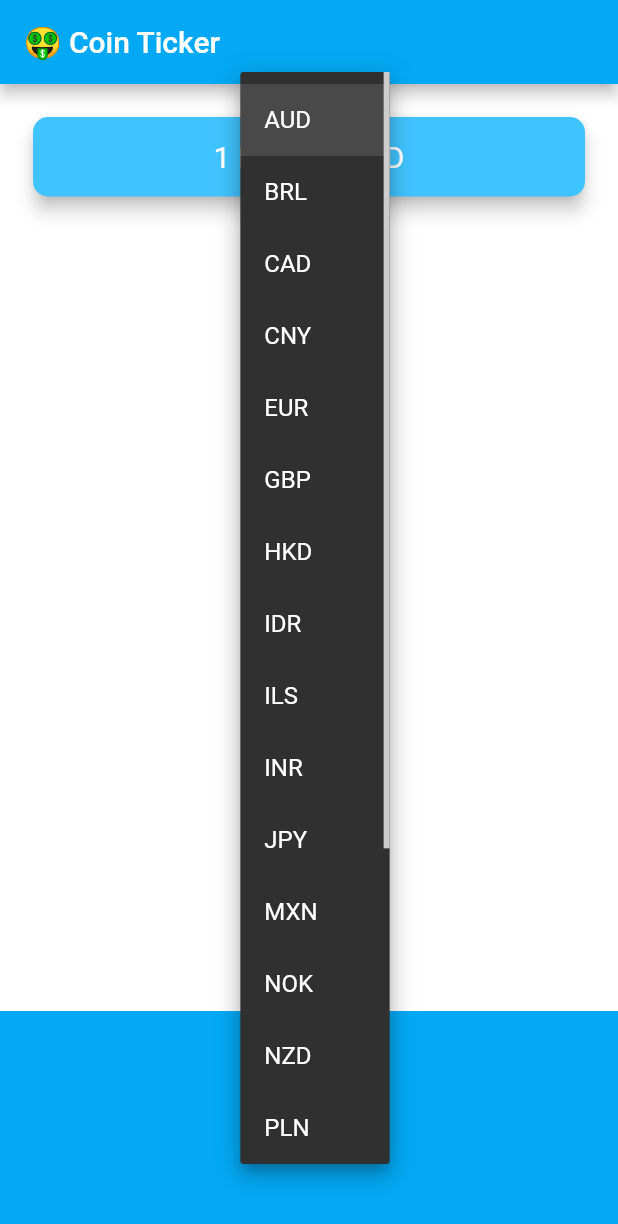
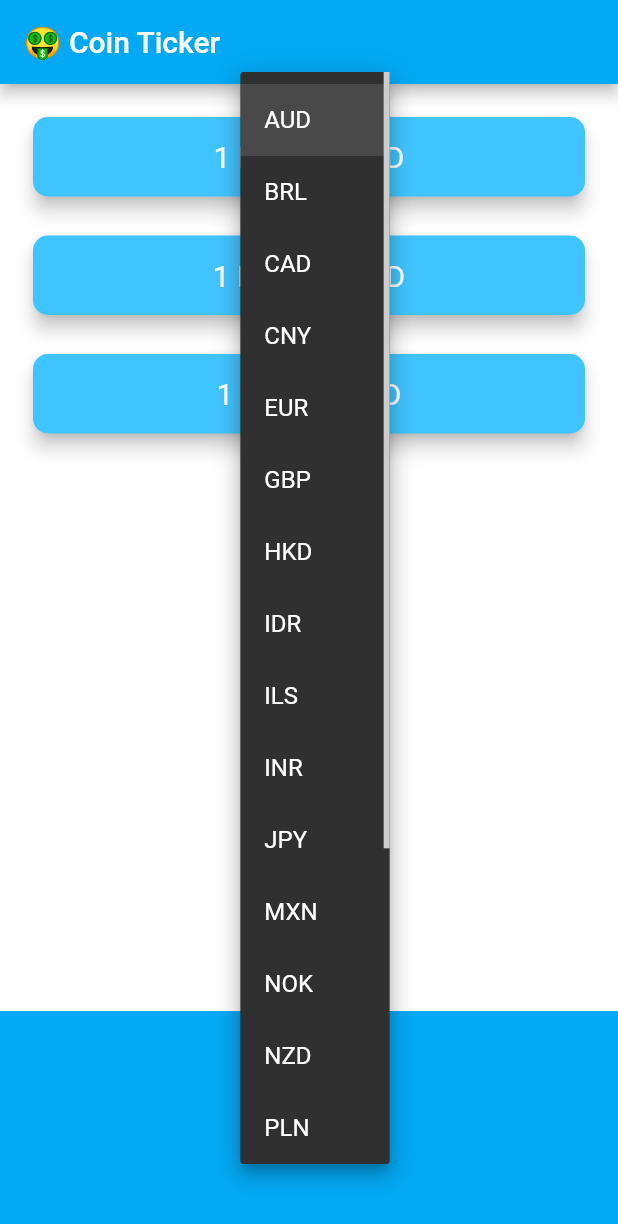
Before and after one commit to frankmaayn/flutter_projects, a Flutter app: the screen it shows after launch, after a tap on "AUD", on a phone screen of 412 x 824 dp. Shown: the top 1224 px of the screen. Run offline on Flutter 3.47's test engine with Material 2 defaults, Android fonts, the light colour scheme and no system bars; our stand-ins replace audioplayers, flutter_spinkit, font_awesome_flutter, geolocator, google_fonts, percent_indicator and 1 more; missing offline and left inert: location_permissions; network calls fail.

Commit message:
Auto stash before merge of "main" and "origin/main"

```diff
--- a/bitcoin_tracker/lib/coin_data.dart
+++ b/bitcoin_tracker/lib/coin_data.dart
@@ -1,4 +1,3 @@
-//2. Import the required packages.
 import 'dart:convert';
 
 import 'package:http/http.dart' as http;
@@ -37,18 +36,23 @@ const coinAPIURL = 'https://rest.coinapi.io/v1/exchangerate';
 const apiKey = 'F1F383AF-26E6-42B6-A716-0867405DDF51';
 
 class CoinData {
-  //TODO 3: Update getCoinData to take the selectedCurrency as an input.
-  Future getCoinData(String currency) async {
-    //TODO 4: Update the URL to use the selectedCurrency input.
-    String requestURL = '$coinAPIURL/BTC/$currency?apikey=$apiKey';
+  Future getCoinData(String selectedCurrency) async {
+    var mapResult = [];
+    //TODO 4: Use a for loop here to loop through the cryptoList and request the data for each of them in turn.
+    //TODO 5: Return a Map of the results instead of a single value.
+    for (int i = 0; i < cryptoList.length; i++) {
+      String crypto = cryptoList[i];
+      String requestURL = '$coinAPIURL/$crypto/$selectedCurrency';
       http.Response response = await http.get(requestURL);
       if (response.statusCode == 200) {
         var decodedData = jsonDecode(response.body);
         var lastPrice = decodedData['rate'];
-      return lastPrice;
+        mapResult.add(lastPrice);
       } else {
         print(response.statusCode);
         throw 'Problem with the get request';
       }
     }
+    return mapResult;
   }
+}
--- a/bitcoin_tracker/lib/price_screen.dart
+++ b/bitcoin_tracker/lib/price_screen.dart
@@ -11,7 +11,6 @@ class PriceScreen extends StatefulWidget {
 }
 
 class _PriceScreenState extends State<PriceScreen> {
-  //TODO 6: Update the default currency to AUD, the first item in the currencyList.
   String selectedCurrency = 'AUD';
 
   DropdownButton<String> androidDropdown() {
@@ -29,7 +28,6 @@ class _PriceScreenState extends State<PriceScreen> {
       items: dropdownItems,
       onChanged: (value) {
         setState(() {
-          //TODO 2: Call getData() when the picker/dropdown changes.
           selectedCurrency = value;
           getData();
         });
@@ -47,23 +45,25 @@ class _PriceScreenState extends State<PriceScreen> {
       backgroundColor: Colors.lightBlue,
       itemExtent: 32.0,
       onSelectedItemChanged: (selectedIndex) {
-        print(selectedIndex);
-        //TODO 1: Save the selected currency to the property selectedCurrency
-        selectedCurrency = selectedIndex.toString();
-        //TODO 2: Call getData() when the picker/dropdown changes.
-        getData();
+        setState(() {
+          selectedCurrency = currenciesList[selectedIndex];
+          getData();
+        });
       },
       children: pickerItems,
     );
   }
 
-  String bitcoinValue = '?';
+  String value = '?';
 
+  //TODO 7: Figure out a way of displaying a '?' on screen while we're waiting for the price data to come back. Hint: You'll need a ternary operator.
+
+  //TODO 6: Update this method to receive a Map containing the crypto:price key value pairs. Then use that map to update the CryptoCards.
   void getData() async {
     try {
       double data = await CoinData().getCoinData(selectedCurrency);
       setState(() {
-        bitcoinValue = data.toStringAsFixed(0);
+        value = data.toStringAsFixed(0);
       });
     } catch (e) {
       print(e);
@@ -76,6 +76,8 @@ class _PriceScreenState extends State<PriceScreen> {
     getData();
   }
 
+  //TODO: For bonus points, create a method that loops through the cryptoList and generates a CryptoCard for each.
+
   @override
   Widget build(BuildContext context) {
     return Scaffold(
@@ -86,27 +88,27 @@ class _PriceScreenState extends State<PriceScreen> {
         mainAxisAlignment: MainAxisAlignment.spaceBetween,
         crossAxisAlignment: CrossAxisAlignment.stretch,
         children: <Widget>[
-          Padding(
-            padding: EdgeInsets.fromLTRB(18.0, 18.0, 18.0, 0),
-            child: Card(
-              color: Colors.lightBlueAccent,
-              elevation: 5.0,
-              shape: RoundedRectangleBorder(
-                borderRadius: BorderRadius.circular(10.0),
+          //TODO 2: You'll need to able to pass the selectedCurrency, value and cryptoCurrency to the constructor of this CryptoCard Widget.
+          //TODO 3: You'll need to use a Column Widget to contain the three CryptoCards.
+          Column(
+            crossAxisAlignment: CrossAxisAlignment.stretch,
+            children: [
+              CryptoCard(
+                value: value,
+                selectedCurrency: selectedCurrency,
+                cryptoCurrency: cryptoList[0],
               ),
-              child: Padding(
-                padding: EdgeInsets.symmetric(vertical: 15.0, horizontal: 28.0),
-                child: Text(
-                  //TODO 5: Update the currency name depending on the selectedCurrency.
-                  '1 BTC = $bitcoinValue $selectedCurrency',
-                  textAlign: TextAlign.center,
-                  style: TextStyle(
-                    fontSize: 20.0,
-                    color: Colors.white,
-                  ),
-                ),
+              CryptoCard(
+                value: value,
+                selectedCurrency: selectedCurrency,
+                cryptoCurrency: cryptoList[1],
               ),
-            ),
+              CryptoCard(
+                value: value,
+                selectedCurrency: selectedCurrency,
+                cryptoCurrency: cryptoList[2],
+              ),
+            ],
           ),
           Container(
             height: 150.0,
@@ -120,3 +122,36 @@ class _PriceScreenState extends State<PriceScreen> {
     );
   }
 }
+
+class CryptoCard extends StatelessWidget {
+  final String value;
+  final String selectedCurrency;
+  final String cryptoCurrency;
+
+  CryptoCard({this.value, this.selectedCurrency, this.cryptoCurrency});
+
+  @override
+  Widget build(BuildContext context) {
+    return Padding(
+      padding: EdgeInsets.fromLTRB(18.0, 18.0, 18.0, 0),
+      child: Card(
+        color: Colors.lightBlueAccent,
+        elevation: 5.0,
+        shape: RoundedRectangleBorder(
+          borderRadius: BorderRadius.circular(10.0),
+        ),
+        child: Padding(
+          padding: EdgeInsets.symmetric(vertical: 15.0, horizontal: 28.0),
+          child: Text(
+            '1 $cryptoCurrency = $value $selectedCurrency',
+            textAlign: TextAlign.center,
+            style: TextStyle(
+              fontSize: 20.0,
+              color: Colors.white,
+            ),
+          ),
+        ),
+      ),
+    );
+  }
+}
```
Also changed, not shown: 2 other files. Lines whose indentation alone changed are shown as unchanged.
